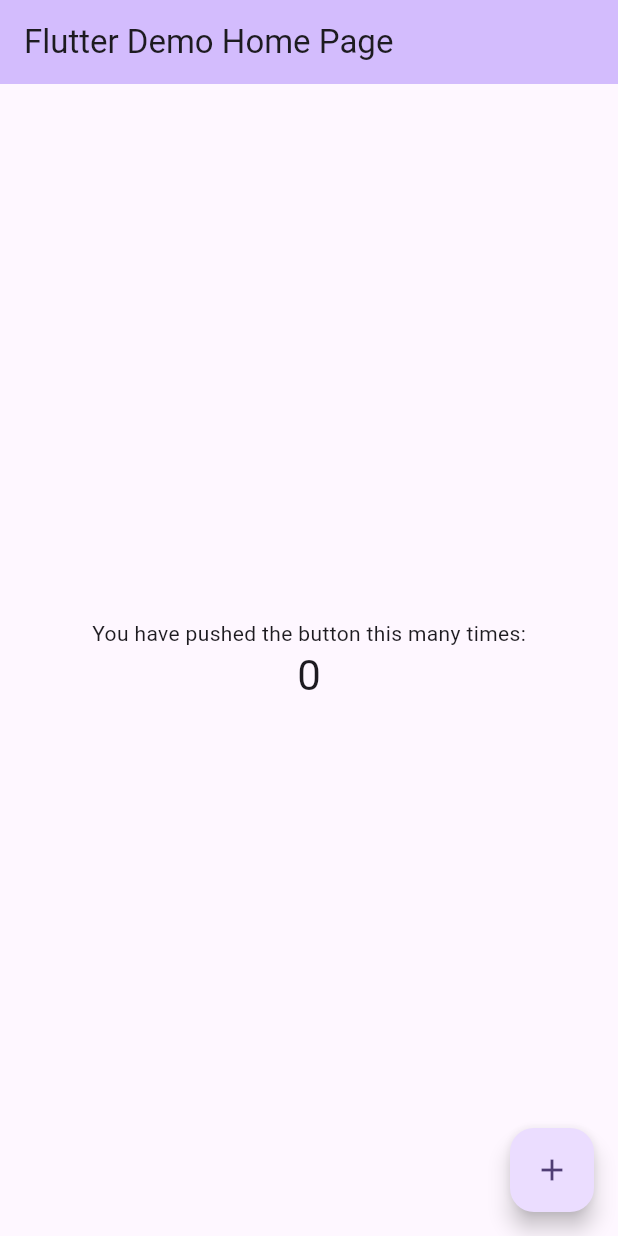
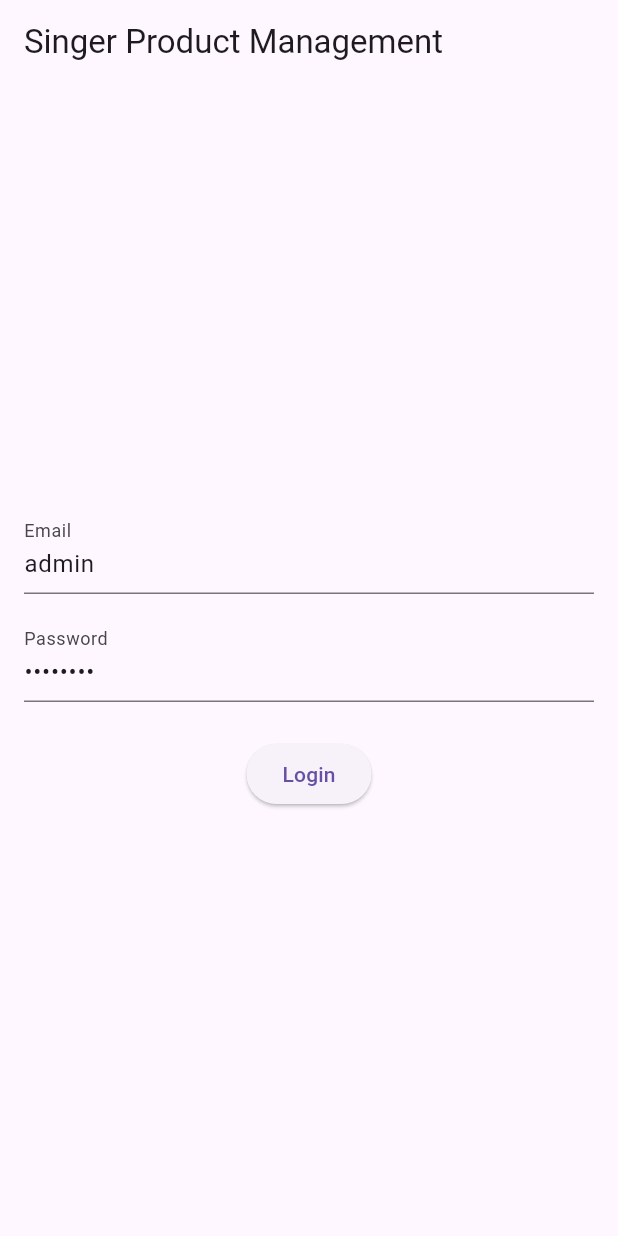
Before and after one commit to LasaKaru/myapp, a Flutter app: the screen it shows after launch, on a phone screen of 412 x 824 dp. Run offline on Flutter 3.47's test engine with Material 3 defaults, Android fonts, the phone set to English and light mode, and no system bars; our stand-ins replace cloud_firestore, firebase_auth, firebase_core; accounts and stored records are empty.

Commit message:
flutter project withh firebase studio

```diff
--- a/lib/main.dart
+++ b/lib/main.dart
@@ -1,122 +1,46 @@
+import 'package:firebase_core/firebase_core.dart';
 import 'package:flutter/material.dart';
+import 'firebase_options.dart';
+import 'services/auth_service.dart';
+import 'screens/login_screen.dart';
+import 'screens/product_list_screen.dart';
 
-void main() {
+void main(dynamic DefaultFirebaseOptions) async {
+  // Ensure Flutter is initialized
+  WidgetsFlutterBinding.ensureInitialized();
+  // Initialize Firebase
+  await Firebase.initializeApp(
+    options: DefaultFirebaseOptions.currentPlatform,
+  );
   runApp(const MyApp());
 }
 
 class MyApp extends StatelessWidget {
   const MyApp({super.key});
 
-  // This widget is the root of your application.
   @override
   Widget build(BuildContext context) {
     return MaterialApp(
-      title: 'Flutter Demo',
+      title: 'Singer Product App (Firebase)',
       theme: ThemeData(
-        // This is the theme of your application.
-        //
-        // TRY THIS: Try running your application with "flutter run". You'll see
-        // the application has a purple toolbar. Then, without quitting the app,
-        // try changing the seedColor in the colorScheme below to Colors.green
-        // and then invoke "hot reload" (save your changes or press the "hot
-        // reload" button in a Flutter-supported IDE, or press "r" if you used
-        // the command line to start the app).
-        //
-        // Notice that the counter didn't reset back to zero; the application
-        // state is not lost during the reload. To reset the state, use hot
-        // restart instead.
-        //
-        // This works for code too, not just values: Most code changes can be
-        // tested with just a hot reload.
-        colorScheme: ColorScheme.fromSeed(seedColor: Colors.deepPurple),
+        primarySwatch: Colors.red,
+        visualDensity: VisualDensity.adaptivePlatformDensity,
       ),
-      home: const MyHomePage(title: 'Flutter Demo Home Page'),
+      home: StreamBuilder(
+        // Listen to the auth state
+        stream: AuthService().authStateChanges,
+        builder: (context, snapshot) {
+          if (snapshot.connectionState == ConnectionState.waiting) {
+            return const Scaffold(body: Center(child: CircularProgressIndicator()));
+          }
+          // If user is logged in, show the product list
+          if (snapshot.hasData) {
+            return const ProductListScreen();
+          }
+          // Otherwise, show the login screen
+          return const LoginScreen();
+        },
+      ),
     );
   }
 }
-
-class MyHomePage extends StatefulWidget {
-  const MyHomePage({super.key, required this.title});
-
-  // This widget is the home page of your application. It is stateful, meaning
-  // that it has a State object (defined below) that contains fields that affect
-  // how it looks.
-
-  // This class is the configuration for the state. It holds the values (in this
-  // case the title) provided by the parent (in this case the App widget) and
-  // used by the build method of the State. Fields in a Widget subclass are
-  // always marked "final".
-
-  final String title;
-
-  @override
-  State<MyHomePage> createState() => _MyHomePageState();
-}
-
-class _MyHomePageState extends State<MyHomePage> {
-  int _counter = 0;
-
-  void _incrementCounter() {
-    setState(() {
-      // This call to setState tells the Flutter framework that something has
-      // changed in this State, which causes it to rerun the build method below
-      // so that the display can reflect the updated values. If we changed
-      // _counter without calling setState(), then the build method would not be
-      // called again, and so nothing would appear to happen.
-      _counter++;
-    });
-  }
-
-  @override
-  Widget build(BuildContext context) {
-    // This method is rerun every time setState is called, for instance as done
-    // by the _incrementCounter method above.
-    //
-    // The Flutter framework has been optimized to make rerunning build methods
-    // fast, so that you can just rebuild anything that needs updating rather
-    // than having to individually change instances of widgets.
-    return Scaffold(
-      appBar: AppBar(
-        // TRY THIS: Try changing the color here to a specific color (to
-        // Colors.amber, perhaps?) and trigger a hot reload to see the AppBar
-        // change color while the other colors stay the same.
-        backgroundColor: Theme.of(context).colorScheme.inversePrimary,
-        // Here we take the value from the MyHomePage object that was created by
-        // the App.build method, and use it to set our appbar title.
-        title: Text(widget.title),
-      ),
-      body: Center(
-        // Center is a layout widget. It takes a single child and positions it
-        // in the middle of the parent.
-        child: Column(
-          // Column is also a layout widget. It takes a list of children and
-          // arranges them vertically. By default, it sizes itself to fit its
-          // children horizontally, and tries to be as tall as its parent.
-          //
-          // Column has various properties to control how it sizes itself and
-          // how it positions its children. Here we use mainAxisAlignment to
-          // center the children vertically; the main axis here is the vertical
-          // axis because Columns are vertical (the cross axis would be
-          // horizontal).
-          //
-          // TRY THIS: Invoke "debug painting" (choose the "Toggle Debug Paint"
-          // action in the IDE, or press "p" in the console), to see the
-          // wireframe for each widget.
-          mainAxisAlignment: MainAxisAlignment.center,
-          children: <Widget>[
-            const Text('You have pushed the button this many times:'),
-            Text(
-              '$_counter',
-              style: Theme.of(context).textTheme.headlineMedium,
-            ),
-          ],
-        ),
-      ),
-      floatingActionButton: FloatingActionButton(
-        onPressed: _incrementCounter,
-        tooltip: 'Increment',
-        child: const Icon(Icons.add),
-      ), // This trailing comma makes auto-formatting nicer for build methods.
-    );
-  }
-}
--- /dev/null
+++ b/lib/models/product.dart
@@ -0,0 +1,37 @@
+import 'package:cloud_firestore/cloud_firestore.dart';
+import 'package:flutter/material.dart';
+
+class Product {
+  // Firestore document IDs are strings and are separate from the data
+  final String? id;
+  final String productCode;
+  final String productName;
+  final double price;
+
+  Product({
+    this.id,
+    required this.productCode,
+    required this.productName,
+    required this.price,
+  });
+
+  // A factory to create a Product from a Firestore document
+  factory Product.fromFirestore(DocumentSnapshot doc) {
+    Map<String, dynamic> data = doc.data() as Map<String, dynamic>;
+    return Product(
+      id: doc.id,
+      productCode: data['productCode'] ?? '',
+      productName: data['productName'] ?? '',
+      price: (data['price'] as num?)?.toDouble() ?? 0.0,
+    );
+  }
+
+  // A method to convert a Product instance to a Map for Firestore
+  Map<String, dynamic> toMap() {
+    return {
+      'productCode': productCode,
+      'productName': productName,
+      'price': price,
+    };
+  }
+}
--- /dev/null
+++ b/lib/screens/login_screen.dart
@@ -0,0 +1,67 @@
+import 'package:flutter/material.dart';
+import '../services/auth_service.dart';
+
+class LoginScreen extends StatefulWidget {
+  const LoginScreen({super.key});
+
+  @override
+  State<LoginScreen> createState() => _LoginScreenState();
+}
+
+class _LoginScreenState extends State<LoginScreen> {
+  // Use email for Firebase Auth
+  final _emailController = TextEditingController(text: 'admin');
+  final _passwordController = TextEditingController(text: 'admin123');
+  final AuthService _authService = AuthService();
+  bool _isLoading = false;
+
+  void _login() async {
+    setState(() => _isLoading = true);
+    final success = await _authService.signIn(
+      email: _emailController.text,
+      password: _passwordController.text,
+    );
+    setState(() => _isLoading = false);
+
+    // The StreamBuilder in main.dart will handle navigation automatically.
+    // We just show an error if login fails.
+    if (!success && mounted) {
+      ScaffoldMessenger.of(context).showSnackBar(
+        const SnackBar(content: Text('Login Failed. Check credentials.')),
+      );
+    }
+  }
+
+  @override
+  Widget build(BuildContext context) {
+    return Scaffold(
+      appBar: AppBar(title: const Text('Singer Product Management')),
+      body: Padding(
+        padding: const EdgeInsets.all(16.0),
+        child: Column(
+          mainAxisAlignment: MainAxisAlignment.center,
+          children: [
+            TextField(
+              controller: _emailController,
+              decoration: const InputDecoration(labelText: 'Email'),
+              keyboardType: TextInputType.emailAddress,
+            ),
+            const SizedBox(height: 16),
+            TextField(
+              controller: _passwordController,
+              obscureText: true,
+              decoration: const InputDecoration(labelText: 'Password'),
+            ),
+            const SizedBox(height: 24),
+            _isLoading
+                ? const CircularProgressIndicator()
+                : ElevatedButton(
+                    onPressed: _login,
+                    child: const Text('Login'),
+                  ),
+          ],
+        ),
+      ),
+    );
+  }
+}
--- /dev/null
+++ b/lib/services/auth_service.dart
@@ -0,0 +1,25 @@
+import 'package:firebase_auth/firebase_auth.dart';
+import 'package:flutter/foundation.dart';
+
+class AuthService {
+  final FirebaseAuth _auth = FirebaseAuth.instance;
+
+  // Stream to listen to authentication changes (user logged in or out)
+  Stream<User?> get authStateChanges => _auth.authStateChanges();
+
+  // Sign in with email and password
+  Future<bool> signIn({required String email, required String password}) async {
+    try {
+      await _auth.signInWithEmailAndPassword(email: email, password: password);
+      return true;
+    } on FirebaseAuthException catch (e) {
+      debugPrint("Firebase Auth Error on sign in: ${e.message}");
+      return false;
+    }
+  }
+
+  // Sign out
+  Future<void> signOut() async {
+    await _auth.signOut();
+  }
+}
--- /dev/null
+++ b/lib/services/firestore_service.dart
@@ -0,0 +1,33 @@
+import 'package:cloud_firestore/cloud_firestore.dart';
+import '../models/product.dart';
+
+class FirestoreService {
+  final FirebaseFirestore _db = FirebaseFirestore.instance;
+
+  // Get a stream of products for real-time updates
+  Stream<List<Product>> getProductsStream(String query) {
+    Query productsQuery = _db.collection('products');
+
+    // NOTE: Firestore's basic text search is limited. For more advanced
+    // search, you'd typically use a third-party service like Algolia.
+    // This is a simple "starts with" search.
+    if (query.isNotEmpty) {
+        productsQuery = productsQuery.where('productName', isGreaterThanOrEqualTo: query)
+                                     .where('productName', isLessThanOrEqualTo: query + '\uf8ff');
+    }
+
+    return productsQuery.snapshots().map((snapshot) => snapshot.docs
+        .map((doc) => Product.fromFirestore(doc))
+        .toList());
+  }
+
+  // Add a new product
+  Future<void> addProduct(Product product) {
+    return _db.collection('products').add(product.toMap());
+  }
+
+  // Update an existing product
+  Future<void> updateProduct(Product product) {
+    return _db.collection('products').doc(product.id).update(product.toMap());
+  }
+}
--- a/pubspec.yaml
+++ b/pubspec.yaml
@@ -34,6 +34,8 @@ dependencies:
   # The following adds the Cupertino Icons font to your application.
   # Use with the CupertinoIcons class for iOS style icons.
   cupertino_icons: ^1.0.8
+  firebase_auth: ^5.7.0
+  cloud_firestore: ^5.6.12
 
 dev_dependencies:
   flutter_test:
```
Also changed, not shown: lib/screens/product_form_screen.dart (added, +113 -0 lines), lib/screens/product_list_screen.dart (added, +91 -0 lines), lib/firebase_options.dart (added), pubspec.lock.
